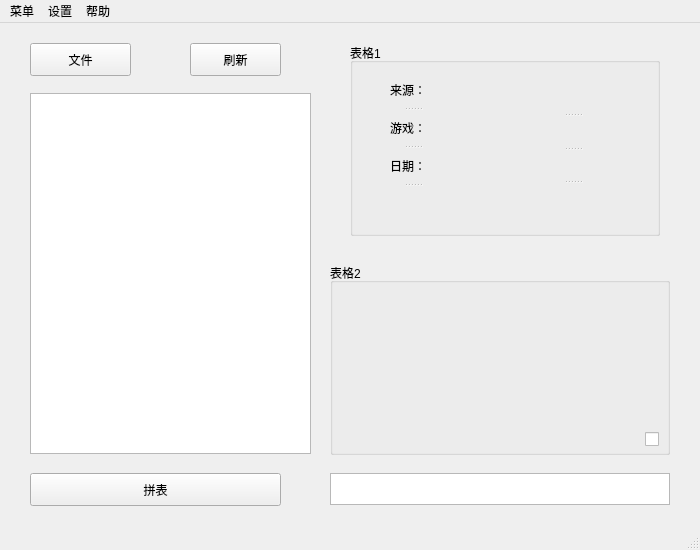
Old version of the form PinB.ui in the repository cash2one/PinBwithGUI_2.0.
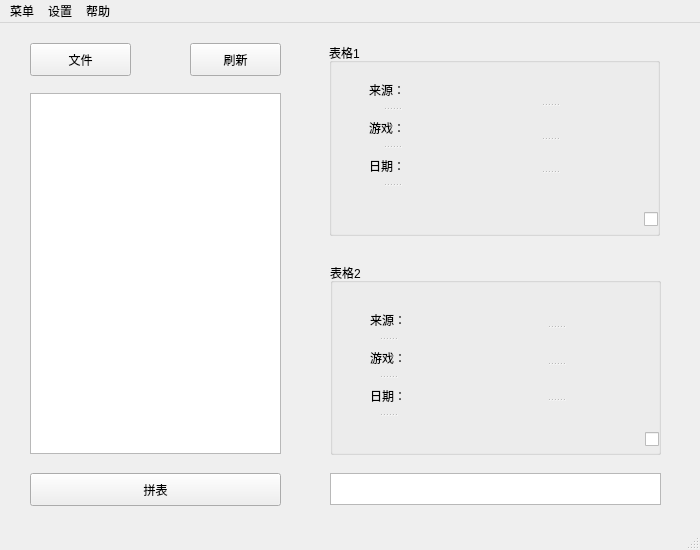
New version of the form. Icons and pictures are not drawn.

```diff
--- a/PinB.ui
+++ b/PinB.ui
@@ -69,7 +69,7 @@
      <rect>
       <x>330</x>
       <y>450</y>
-      <width>340</width>
+      <width>331</width>
       <height>32</height>
      </rect>
     </property>
@@ -121,9 +121,9 @@
    <widget class="QGroupBox" name="groupBox">
     <property name="geometry">
      <rect>
-      <x>350</x>
+      <x>329</x>
       <y>20</y>
-      <width>310</width>
+      <width>331</width>
       <height>193</height>
      </rect>
     </property>
@@ -152,9 +152,9 @@
     <widget class="QSplitter" name="splitter_2">
      <property name="geometry">
       <rect>
-       <x>200</x>
-       <y>40</y>
-       <width>45</width>
+       <x>150</x>
+       <y>30</y>
+       <width>141</width>
        <height>131</height>
       </rect>
      </property>
@@ -228,7 +228,7 @@
      <rect>
       <x>330</x>
       <y>240</y>
-      <width>340</width>
+      <width>331</width>
       <height>192</height>
      </rect>
     </property>
@@ -254,13 +254,79 @@
       <string/>
      </property>
     </widget>
+    <widget class="QSplitter" name="splitter_3">
+     <property name="geometry">
+      <rect>
+       <x>40</x>
+       <y>40</y>
+       <width>36</width>
+       <height>141</height>
+      </rect>
+     </property>
+     <property name="orientation">
+      <enum>Qt::Vertical</enum>
+     </property>
+     <widget class="QLabel" name="label_5">
+      <property name="text">
+       <string>来源：</string>
+      </property>
+     </widget>
+     <widget class="QLabel" name="label_6">
+      <property name="text">
+       <string>游戏：</string>
+      </property>
+     </widget>
+     <widget class="QLabel" name="label_7">
+      <property name="text">
+       <string>日期：</string>
+      </property>
+     </widget>
+     <widget class="QLabel" name="label_8">
+      <property name="text">
+       <string/>
+      </property>
+     </widget>
+    </widget>
+    <widget class="QSplitter" name="splitter_4">
+     <property name="geometry">
+      <rect>
+       <x>150</x>
+       <y>30</y>
+       <width>151</width>
+       <height>141</height>
+      </rect>
+     </property>
+     <property name="orientation">
+      <enum>Qt::Vertical</enum>
+     </property>
+     <widget class="QLabel" name="label_from2">
+      <property name="text">
+       <string/>
+      </property>
+     </widget>
+     <widget class="QLabel" name="label_game2">
+      <property name="text">
+       <string/>
+      </property>
+     </widget>
+     <widget class="QLabel" name="label_date21">
+      <property name="text">
+       <string/>
+      </property>
+     </widget>
+     <widget class="QLabel" name="label_date22">
+      <property name="text">
+       <string/>
+      </property>
+     </widget>
+    </widget>
    </widget>
    <widget class="QTableView" name="tableView">
     <property name="geometry">
      <rect>
       <x>30</x>
       <y>70</y>
-      <width>281</width>
+      <width>251</width>
       <height>361</height>
      </rect>
     </property>
```
Left out of the diff: 10 changed lines with no effect on the pictures.
